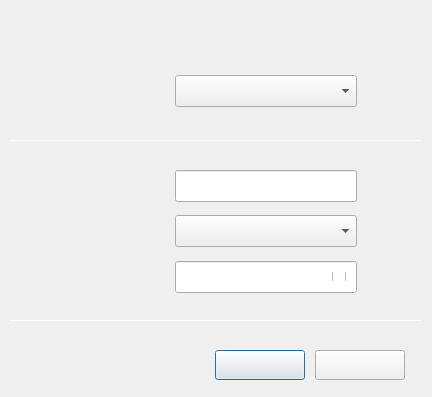
Before: the Qt Designer form wireless-security/dlgconnhidwifiwpa.ui in ukui/kylin-nm, drawn with Qt 5.
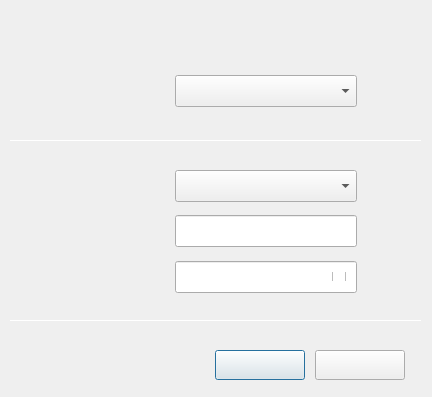
After: the same form once the commit is applied.

Diff of the .ui file:
```diff
--- a/wireless-security/dlgconnhidwifiwpa.ui
+++ b/wireless-security/dlgconnhidwifiwpa.ui
@@ -17,24 +17,6 @@
    <property name="geometry">
     <rect>
      <x>76</x>
-     <y>176</y>
-     <width>90</width>
-     <height>20</height>
-    </rect>
-   </property>
-   <property name="font">
-    <font>
-     <pointsize>10</pointsize>
-    </font>
-   </property>
-   <property name="text">
-    <string/>
-   </property>
-  </widget>
-  <widget class="QLabel" name="lbSecurity">
-   <property name="geometry">
-    <rect>
-     <x>76</x>
      <y>221</y>
      <width>90</width>
      <height>20</height>
@@ -49,6 +31,24 @@
     <string/>
    </property>
   </widget>
+  <widget class="QLabel" name="lbSecurity">
+   <property name="geometry">
+    <rect>
+     <x>76</x>
+     <y>176</y>
+     <width>90</width>
+     <height>20</height>
+    </rect>
+   </property>
+   <property name="font">
+    <font>
+     <pointsize>10</pointsize>
+    </font>
+   </property>
+   <property name="text">
+    <string/>
+   </property>
+  </widget>
   <widget class="QPushButton" name="btnCancel">
    <property name="geometry">
     <rect>
@@ -125,7 +125,7 @@
    <property name="geometry">
     <rect>
      <x>175</x>
-     <y>215</y>
+     <y>170</y>
      <width>182</width>
      <height>32</height>
     </rect>
@@ -200,7 +200,7 @@
    <property name="geometry">
     <rect>
      <x>175</x>
-     <y>170</y>
+     <y>215</y>
      <width>182</width>
      <height>32</height>
     </rect>
```
